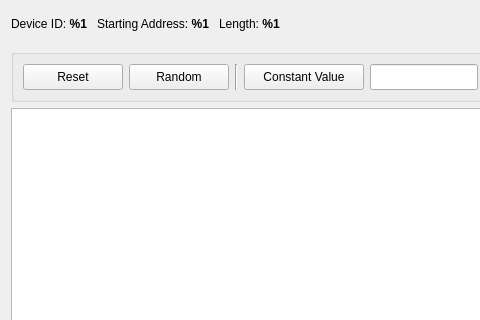
sanny32/OpenModSim, file src/dialogs/dialogforcemultipleregisters.ui: the form before one commit; both pictures show x 0 to 480 and y 0 to 320 of the 1075 by 431 pixel window.
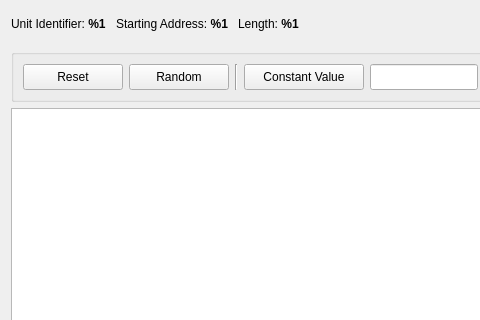
The form after the commit. Icons and pictures are not drawn. Custom widgets are drawn as their Qt base class.

Commit message: refactor: Rename "Device ID" to "Unit Identifier" across multiple UI components and translations for consistency (#88)

The edit to the form file:
```diff
--- a/src/dialogs/dialogforcemultipleregisters.ui
+++ b/src/dialogs/dialogforcemultipleregisters.ui
@@ -30,7 +30,7 @@
        <item>
         <widget class="QLabel" name="labelSlaveDevice">
          <property name="text">
-          <string>&lt;html&gt;&lt;head/&gt;&lt;body&gt;&lt;p&gt;Device ID: &lt;span style=" font-weight:700;"&gt;%1&lt;/span&gt;&lt;/p&gt;&lt;/body&gt;&lt;/html&gt;</string>
+          <string>&lt;html&gt;&lt;head/&gt;&lt;body&gt;&lt;p&gt;Unit Identifier: &lt;span style=" font-weight:700;"&gt;%1&lt;/span&gt;&lt;/p&gt;&lt;/body&gt;&lt;/html&gt;</string>
          </property>
         </widget>
        </item>
```
The commit also changes 12 other files.
